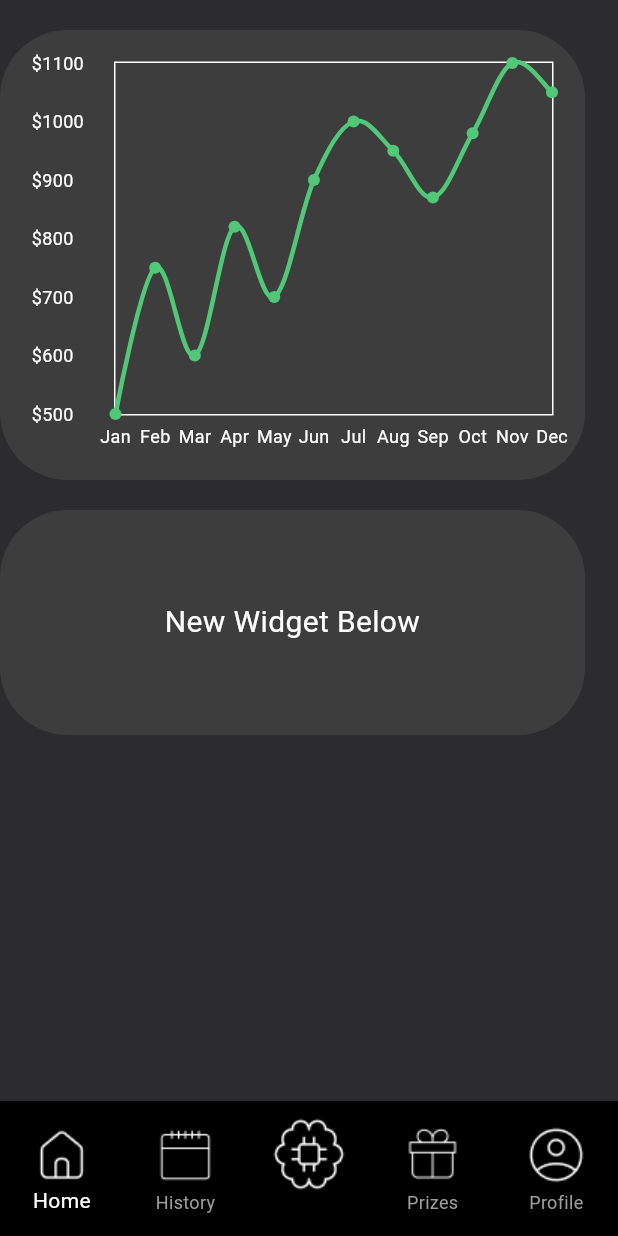
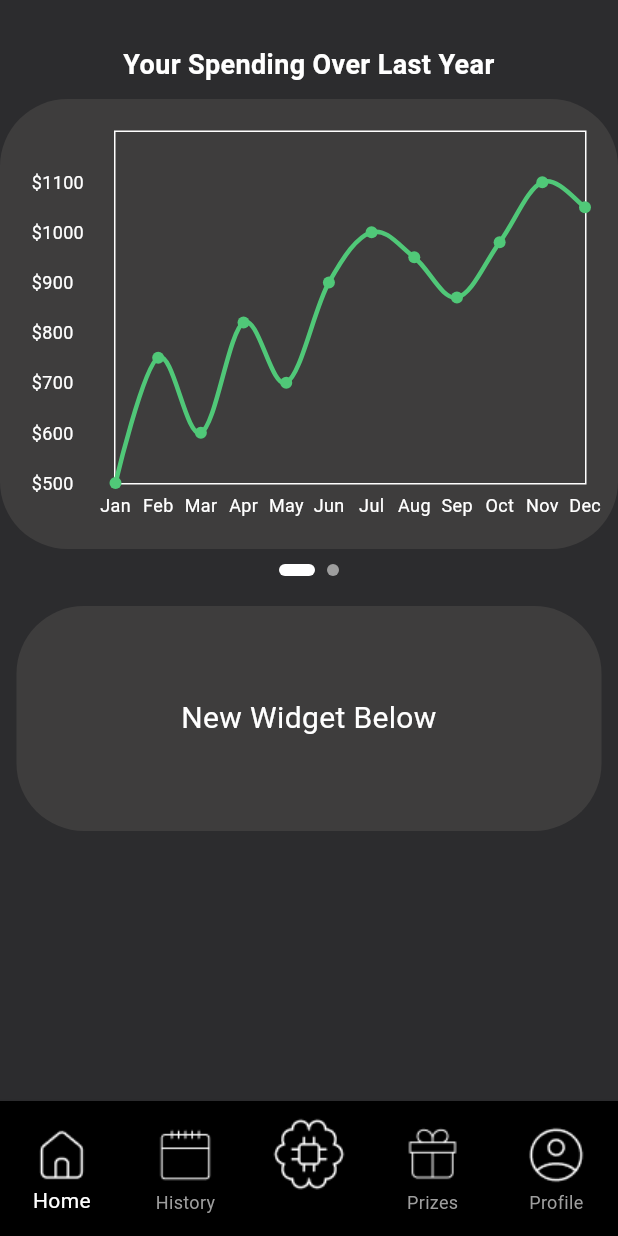
Before and after one commit to petrg01/UNIHACK-TECHNIK, a Flutter app: the screen it shows after launch, on a phone screen of 412 x 824 dp. Run offline on Flutter 3.47's test engine with Material 3 defaults, Android fonts, the phone set to English and light mode, and no system bars; drawn by our look-alikes of fl_chart, smooth_page_indicator.

Commit message:
Added line and pie charts to main screen

```diff
--- a/lib/screens/main_screen.dart
+++ b/lib/screens/main_screen.dart
@@ -1,37 +1,107 @@
 import 'package:flutter/material.dart';
-import '../widgets/dynamic_widget.dart'; // Import dynamic widget
-import '../widgets/line_chart_widget.dart'; // Import line chart widget
+import 'package:smooth_page_indicator/smooth_page_indicator.dart'; // Import swipe dots
+import '../widgets/dynamic_widget.dart';
+import '../widgets/line_chart_widget.dart';
+import '../widgets/pie_chart_widget.dart'; // Import pie chart widget
 
-class MainScreen extends StatelessWidget {
+class MainScreen extends StatefulWidget {
+  @override
+  _MainScreenState createState() => _MainScreenState();
+}
+
+class _MainScreenState extends State<MainScreen> {
+  final PageController _pageController = PageController(); // Tracks page index
+  bool showPieChartAnimation = false; // Tracks whether to animate the pie chart
+
   @override
   Widget build(BuildContext context) {
-    return Scaffold( // Changed to Scaffold for better structure
+    return Scaffold(
       backgroundColor: Color(0xFF2c2c2e), // Dark background
-      body: SafeArea( // Keeps content within screen bounds
-        child: SingleChildScrollView( // Prevents overflow if content exceeds screen height
+      body: SafeArea(
         child: Column(
-            mainAxisAlignment: MainAxisAlignment.start, // Aligns widgets to the top
-            crossAxisAlignment: CrossAxisAlignment.center, // Center aligns horizontally
           children: [
-              SizedBox(height: 20), // Add space at the top
+            SizedBox(height: 20), // Space from top
 
-              // First Widget - Line Chart
+            // PageView Headers (Dynamically Switches Text)
+            Padding(
+              padding: EdgeInsets.symmetric(horizontal: 20, vertical: 10),
+              child: AnimatedBuilder(
+                animation: _pageController,
+                builder: (context, child) {
+                  int pageIndex = _pageController.hasClients && _pageController.page != null
+                      ? _pageController.page!.round()
+                      : 0;
+                  return Text(
+                    pageIndex == 0 ? "Your Spending Over Last Year" : "Your Spending by Category",
+                    style: TextStyle(
+                      color: Colors.white,
+                      fontSize: 18,
+                      fontWeight: FontWeight.bold,
+                    ),
+                    textAlign: TextAlign.center,
+                  );
+                },
+              ),
+            ),
+
+            // Swipable PageView for Graph & Pie Chart
+            SizedBox(
+              height: 300, // Fixed height for the swipable area
+              child: PageView(
+                controller: _pageController, // Attach controller
+                onPageChanged: (index) {
+                  if (index == 1) {
+                    setState(() {
+                      showPieChartAnimation = true; // Trigger pie chart animation
+                    });
+                  }
+                },
+                children: [
+                  // First Page - Line Chart
                   DynamicWidget(
                     width: 390,
-                height: 300, // Adjusted for better chart visibility
+                    height: 300,
                     cornerRadius: 45,
                     child: Padding(
-                  padding: EdgeInsets.all(5), // Prevents content from touching edges
-                  child: LineChartWidget(), // Displays the line chart
+                      padding: EdgeInsets.all(5),
+                      child: LineChartWidget(),
+                    ),
+                  ),
+
+                  // Second Page - Pie Chart (Money Spent by Category)
+                  DynamicWidget(
+                    width: 390,
+                    height: 300,
+                    cornerRadius: 45,
+                    child: Padding(
+                      padding: EdgeInsets.all(5),
+                      child: PieChartWidget(animate: showPieChartAnimation),
+                    ),
+                  ),
+                ],
+              ),
+            ),
+
+            SizedBox(height: 10), // Space between swipe dots and widget
+
+            // Swipe Indicator Dots
+            SmoothPageIndicator(
+              controller: _pageController, // Attach to PageView controller
+              count: 2, // Number of pages
+              effect: ExpandingDotsEffect(
+                activeDotColor: Colors.white,
+                dotColor: Colors.grey,
+                dotHeight: 8,
+                dotWidth: 8,
               ),
             ),
 
             SizedBox(height: 20), // Space between widgets
 
-              // Second Widget - Placeholder for new content
+            // Second Static Widget Below
             DynamicWidget(
               width: 390,
-                height: 150, // Adjustable height for content
+              height: 150,
               cornerRadius: 45,
               child: Center(
                 child: Text(
@@ -44,7 +114,6 @@ class MainScreen extends StatelessWidget {
           ],
         ),
       ),
-      ),
     );
   }
 }
--- a/lib/widgets/line_chart_widget.dart
+++ b/lib/widgets/line_chart_widget.dart
@@ -1,7 +1,24 @@
 import 'package:fl_chart/fl_chart.dart';
 import 'package:flutter/material.dart';
 
-class LineChartWidget extends StatelessWidget {
+class LineChartWidget extends StatefulWidget {
+  @override
+  _LineChartWidgetState createState() => _LineChartWidgetState();
+}
+
+class _LineChartWidgetState extends State<LineChartWidget> {
+  bool animate = false; // Controls animation start
+
+  @override
+  void initState() {
+    super.initState();
+    Future.delayed(Duration(milliseconds: 300), () {
+      setState(() {
+        animate = true; // Triggers animation
+      });
+    });
+  }
+
   @override
   Widget build(BuildContext context) {
     return LineChart(
@@ -11,9 +28,9 @@ class LineChartWidget extends StatelessWidget {
           leftTitles: AxisTitles(
             sideTitles: SideTitles(
               showTitles: true,
-              reservedSize: 55, // Enough space for 4-digit numbers
+              reservedSize: 55, // Ensures space for labels
               getTitlesWidget: (value, meta) {
-                // Define labels explicitly to avoid missing numbers
+                // Ensure fixed Y-axis labels for every $100 step
                 if (value % 100 == 0 && value >= 500 && value <= 1100) {
                   return Padding(
                     padding: EdgeInsets.only(right: 8),
@@ -24,7 +41,7 @@ class LineChartWidget extends StatelessWidget {
                     ),
                   );
                 }
-                return Container(); // Hide other labels
+                return Container(); // Hide unwanted labels
               },
             ),
           ),
@@ -58,18 +75,18 @@ class LineChartWidget extends StatelessWidget {
         lineBarsData: [
           LineChartBarData(
             spots: [
-              FlSpot(0, 500),  // January
-              FlSpot(1, 750),  // February
-              FlSpot(2, 600),  // March
-              FlSpot(3, 820),  // April
-              FlSpot(4, 700),  // May
-              FlSpot(5, 900),  // June
-              FlSpot(6, 1000), // July
-              FlSpot(7, 950),  // August
-              FlSpot(8, 870),  // September
-              FlSpot(9, 980),  // October
-              FlSpot(10, 1100), // November
-              FlSpot(11, 1050), // December
+              FlSpot(0, animate ? 500 : 0),
+              FlSpot(1, animate ? 750 : 0),
+              FlSpot(2, animate ? 600 : 0),
+              FlSpot(3, animate ? 820 : 0),
+              FlSpot(4, animate ? 700 : 0),
+              FlSpot(5, animate ? 900 : 0),
+              FlSpot(6, animate ? 1000 : 0),
+              FlSpot(7, animate ? 950 : 0),
+              FlSpot(8, animate ? 870 : 0),
+              FlSpot(9, animate ? 980 : 0),
+              FlSpot(10, animate ? 1100 : 0),
+              FlSpot(11, animate ? 1050 : 0),
             ],
             isCurved: true,
             color: Color(0xFF50c878), // Emerald Green
@@ -78,7 +95,15 @@ class LineChartWidget extends StatelessWidget {
             belowBarData: BarAreaData(show: false),
           ),
         ],
+        lineTouchData: LineTouchData(enabled: false), // Disable touch effect
+        minX: 0,
+        maxX: 11,
+        minY: 500, // Prevents Y-axis auto-scaling
+        maxY: 1200,
+        clipData: FlClipData.all(), // Ensures the animation stays within bounds
       ),
+      duration: Duration(seconds: 1), // Animation duration
+      curve: Curves.easeInOut, // Smooth animation
     );
   }
 }
--- /dev/null
+++ b/lib/widgets/pie_chart_widget.dart
@@ -0,0 +1,58 @@
+import 'package:fl_chart/fl_chart.dart';
+import 'package:flutter/material.dart';
+
+class PieChartWidget extends StatefulWidget {
+  final bool animate;
+
+  const PieChartWidget({Key? key, required this.animate}) : super(key: key);
+
+  @override
+  _PieChartWidgetState createState() => _PieChartWidgetState();
+}
+
+class _PieChartWidgetState extends State<PieChartWidget> {
+  @override
+  Widget build(BuildContext context) {
+    return PieChart(
+      PieChartData(
+        sectionsSpace: 2, // Space between slices
+        centerSpaceRadius: 40, // Space in center for a cleaner look
+        borderData: FlBorderData(show: false), // Hide border
+        sections: _generatePieSections(), // Call function to generate sections
+      ),
+    );
+  }
+
+  List<PieChartSectionData> _generatePieSections() {
+    final data = {
+      'Food': 300.0,
+      'Transport': 150.0,
+      'Entertainment': 200.0,
+      'Shopping': 250.0,
+      'Bills': 400.0,
+    };
+
+    final colors = [
+      Color(0xFFFF6384), // Red - Food
+      Color(0xFF36A2EB), // Blue - Transport
+      Color(0xFFFFCE56), // Yellow - Entertainment
+      Color(0xFF4BC0C0), // Green - Shopping
+      Color(0xFF9966FF), // Purple - Bills
+    ];
+
+    return List.generate(data.length, (index) {
+      final entry = data.entries.elementAt(index);
+      return PieChartSectionData(
+        color: colors[index],
+        value: widget.animate ? entry.value : 0, // Animates from 0 to actual value
+        title: widget.animate ? '${entry.key}\n\$${entry.value.toInt()}' : '', // Show label after animation
+        radius: widget.animate ? 80 : 10, // Expands smoothly
+        titleStyle: TextStyle(
+          fontSize: 12,
+          fontWeight: FontWeight.bold,
+          color: Colors.white,
+        ),
+      );
+    });
+  }
+}
--- a/pubspec.yaml
+++ b/pubspec.yaml
@@ -31,6 +31,7 @@ dependencies:
   flutter:
     sdk: flutter
   fl_chart: ^0.63.0
+  smooth_page_indicator: ^1.0.0+2
 
   # The following adds the Cupertino Icons font to your application.
   # Use with the CupertinoIcons class for iOS style icons.
```
Also changed, not shown: pubspec.lock. Lines whose indentation alone changed are shown as unchanged.
